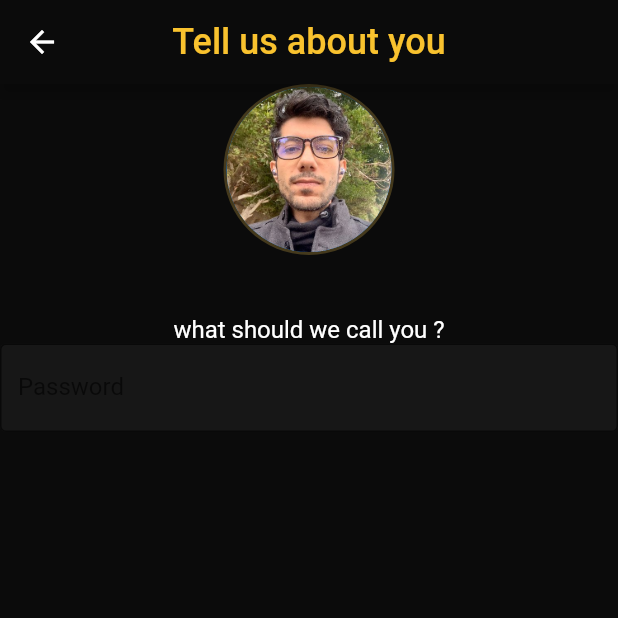
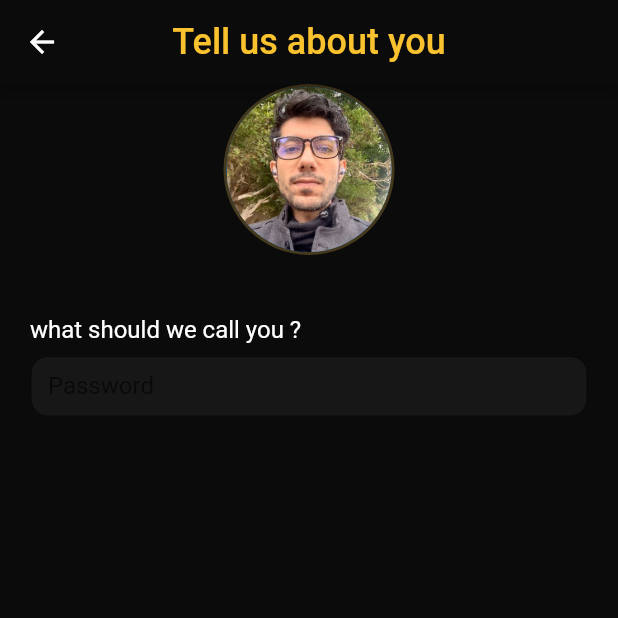
Before and after one commit to hebaea/OpenMovie, a Flutter app: the UserInfoView screen opened by its route, on a phone screen of 412 x 824 dp, the top half of it. Run offline on Flutter 3.47's test engine with Material 2 defaults, Android fonts, the phone set to English and light mode, and no system bars; our stand-ins replace get.

Commit message:
mob next [ci-skip] [ci skip] [skip ci]
lastFile:lib/app/modules/user_info/views/user_info_view.dart

```diff
--- a/lib/app/modules/user_info/views/user_info_view.dart
+++ b/lib/app/modules/user_info/views/user_info_view.dart
@@ -23,8 +23,10 @@ class UserInfoView extends GetView<UserInfoController> {
           centerTitle: true,
         ),
         backgroundColor: AppColors.background,
-        body: Column(
-          crossAxisAlignment: CrossAxisAlignment.center,
+        body: Padding(
+          padding: const EdgeInsets.symmetric(horizontal: 20),
+          child: Column(
+            crossAxisAlignment: CrossAxisAlignment.start,
             children: [
               Stack(
                 children: [
@@ -33,8 +35,8 @@ class UserInfoView extends GetView<UserInfoController> {
                       radius: 57.0,
                       backgroundColor: AppColors.buttonPrimaryBorder,
                       child: CircleAvatar(
-                      backgroundImage:
-                          AssetImage('assets/photos/images/Personal Photo.jpg'),
+                        backgroundImage: AssetImage(
+                            'assets/photos/images/Personal Photo.jpg'),
                         radius: 55.0,
                       ),
                     ),
@@ -46,16 +48,23 @@ class UserInfoView extends GetView<UserInfoController> {
                 'what should we call you ?',
                 style: TextStyle(color: AppColors.textWight, fontSize: 16),
               ),
-            TextField(
+              SizedBox(height: 8),
+              Container(
+                height: 41,
+                child: TextField(
                   decoration: InputDecoration(
                       hintText: 'placeholder',
-                border: OutlineInputBorder(),
+                      hintStyle: TextStyle(color: AppColors.textLightGray),
+                      border: OutlineInputBorder(
+                        borderRadius: BorderRadius.circular(12),
+                      ),
                       labelText: 'Password',
                       filled: true,
-                  fillColor: AppColors.layerOnePrimary
+                      fillColor: AppColors.layerOnePrimary),
                 ),
               )
             ],
+          ),
         ));
   }
 }
```
Lines whose indentation alone changed are shown as unchanged.
